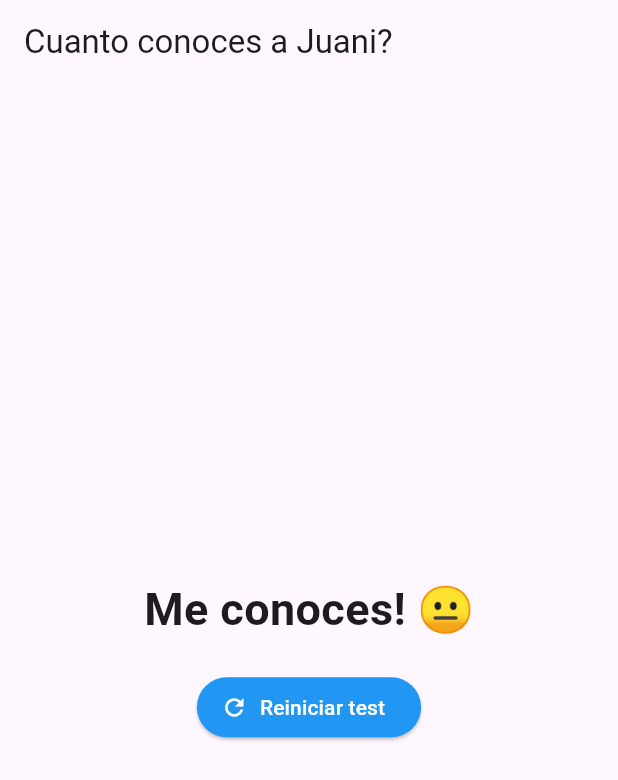
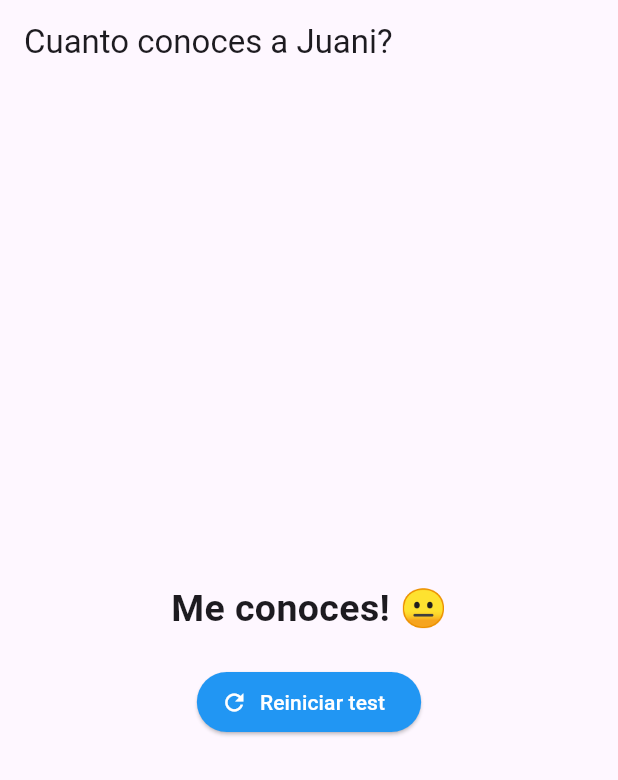
Before and after one commit to JuaniV2002/quiz_app, a Flutter app: the screen it shows after launch, after a tap on "Juan", after a tap on "Biologia", after a tap on "Belu", on a phone screen of 412 x 824 dp. Shown: the top 780 px of the screen. Run offline on Flutter 3.47's test engine with Material 3 defaults, Android fonts, the phone set to English and light mode, and no system bars.

Commit message:
changed font sizes

```diff
--- a/lib/result.dart
+++ b/lib/result.dart
@@ -26,7 +26,7 @@ class Result extends StatelessWidget {
         children: [
           Text(
             resultPhrase,
-            style: const TextStyle(fontSize: 30, fontWeight: FontWeight.bold),
+            style: const TextStyle(fontSize: 25, fontWeight: FontWeight.bold),
           ),
           Container(
             margin: const EdgeInsets.only(top: 20.0), // Add top margin here
```
